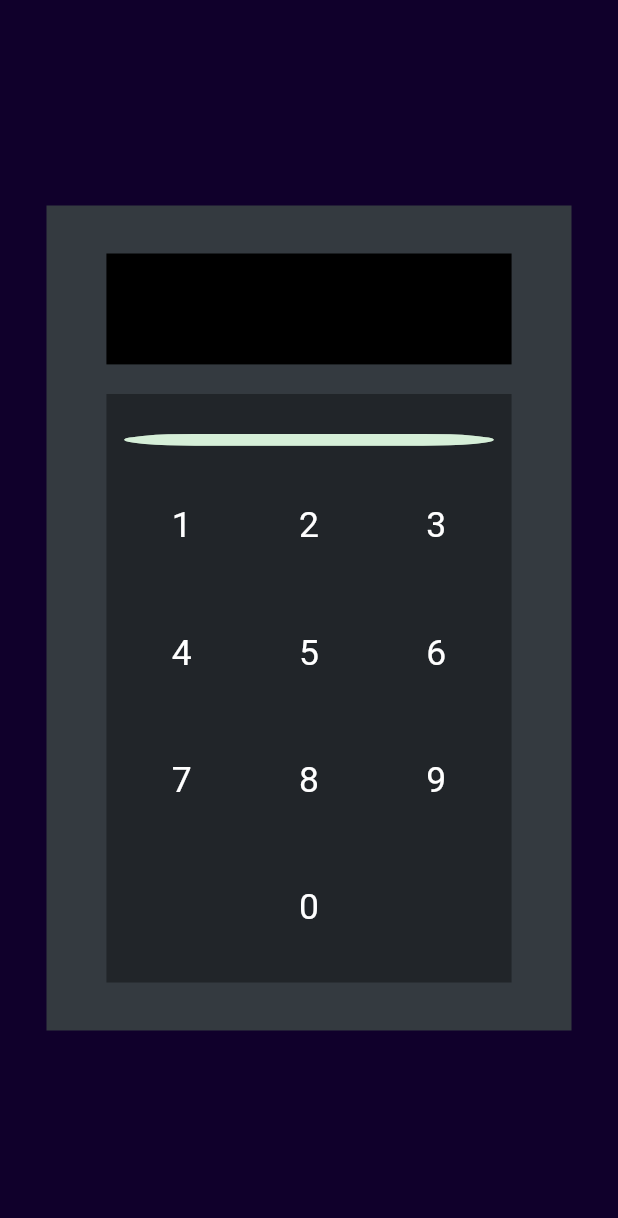
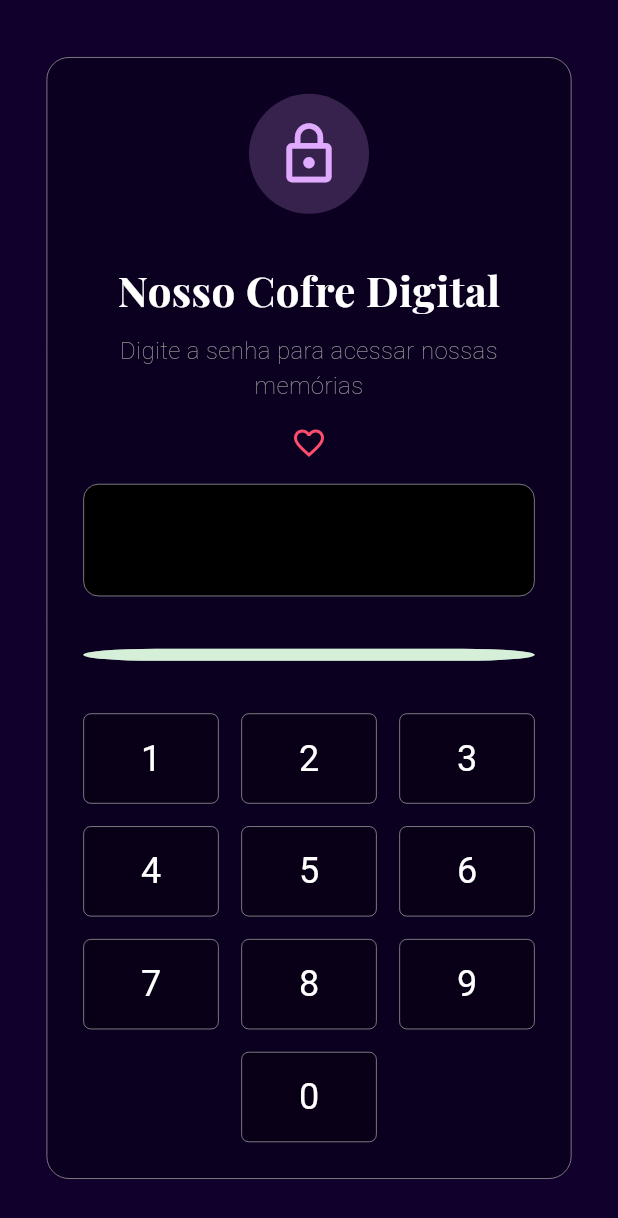
Before and after one commit to gugarocha/contador-tempo-juntos, a Flutter app: the screen it shows after launch, on a phone screen of 412 x 824 dp. Shown: the top 1218 px of the screen. Run offline on Flutter 3.47's test engine with Material 3 defaults, Android fonts, the phone set to English and light mode, and no system bars; our stand-ins replace camera, firebase_core, firebase_storage, jiffy; accounts and stored records are empty; statements that could not run were skipped.

Commit message:
styles in SagePage

```diff
--- a/lib/src/core/ui/app_theme.dart
+++ b/lib/src/core/ui/app_theme.dart
@@ -8,8 +8,5 @@ sealed class AppTheme {
       seedColor: ColorsConstants.primary,
       surface: ColorsConstants.background,
     ),
-    textTheme: const TextTheme(
-      bodyMedium: TextStyle(color: ColorsConstants.primary),
-    ),
   );
 }
--- a/lib/src/core/ui/constants.dart
+++ b/lib/src/core/ui/constants.dart
@@ -9,3 +9,19 @@ sealed class ColorsConstants {
 sealed class ImagesConstants {
   static const loading = 'assets/images/loading_hearts.gif';
 }
+
+sealed class FontsConstants {
+  static const titleFontFamily = 'PlayfairDisplay';
+
+  static const titleMedium = TextStyle(
+    fontFamily: titleFontFamily,
+    color: Colors.white,
+    fontWeight: FontWeight.bold,
+    fontSize: 28,
+  );
+  static const bodySmall = TextStyle(
+    color: Colors.grey,
+    fontWeight: FontWeight.w200,
+    fontSize: 16,
+  );
+}
--- /dev/null
+++ b/lib/src/core/ui/widgets/heart_widget.dart
@@ -0,0 +1,18 @@
+import 'package:flutter/material.dart';
+
+import '../constants.dart';
+
+class HeartWidget extends StatelessWidget {
+  const HeartWidget({super.key});
+
+  @override
+  Widget build(BuildContext context) {
+    return const Padding(
+      padding: EdgeInsets.symmetric(vertical: 15),
+      child: Icon(
+        Icons.favorite_outline,
+        color: ColorsConstants.secondary,
+      ),
+    );
+  }
+}
--- a/lib/src/pages/safe/safe_page.dart
+++ b/lib/src/pages/safe/safe_page.dart
@@ -2,6 +2,8 @@ import 'package:flutter/cupertino.dart';
 import 'package:flutter/foundation.dart';
 import 'package:flutter/material.dart';
 
+import '../../core/ui/constants.dart';
+import '../../core/ui/widgets/heart_widget.dart';
 import '../count_time/count_time_page.dart';
 import 'widgets/indicator_light_widget.dart';
 import 'widgets/input_password_widget.dart';
@@ -84,29 +86,52 @@ class _SafePageState extends State<SafePage> {
 
     return Scaffold(
       body: Center(
+        child: FittedBox(
           child: SafeContainer(
-          child: FittedBox(
             child: Column(
               children: [
+                Container(
+                  width: 80,
+                  height: 80,
+                  decoration: const BoxDecoration(
+                    color: Color.fromRGBO(224, 170, 255, 0.2),
+                    shape: BoxShape.circle,
+                  ),
+                  child: const Icon(
+                    Icons.lock_outline,
+                    size: 45,
+                    color: ColorsConstants.primary,
+                  ),
+                ),
+                const SizedBox(
+                  height: 30,
+                ),
+                const Text(
+                  'Nosso Cofre Digital',
+                  style: FontsConstants.titleMedium,
+                ),
+                const SizedBox(
+                  height: 10,
+                ),
+                const Text(
+                  'Digite a senha para acessar nossas memórias',
+                  textAlign: TextAlign.center,
+                  style: FontsConstants.bodySmall,
+                ),
+                const HeartWidget(),
                 InputPasswordWidget(inputPassword),
                 const SizedBox(
                   height: 20,
                 ),
-                Container(
-                  padding: const EdgeInsets.symmetric(
-                    horizontal: 12,
-                    vertical: 12,
+                IndicatorLightWidget(_lightState),
+                const SizedBox(
+                  height: 20,
                 ),
-                  color: const Color(0xFF212529),
-                  child: Column(
-                    children: [
-                      IndicatorLightWidget(_lightState),
-                      SizedBox(
-                        width: 250,
-                        child: GridView.count(
+                GridView.count(
                   crossAxisCount: 3,
-                          mainAxisSpacing: 8,
-                          crossAxisSpacing: 8,
+                  mainAxisSpacing: 15,
+                  crossAxisSpacing: 15,
+                  childAspectRatio: 3 / 2,
                   shrinkWrap: true,
                   children: keyboardChars
                       .map(
@@ -114,15 +139,10 @@ class _SafePageState extends State<SafePage> {
                             ? const SizedBox()
                             : KeyboardItem(
                                 char: char,
-                                        onPressed: () =>
-                                            onKeyboardCharPressed(char),
+                                onPressed: () => onKeyboardCharPressed(char),
                               ),
                       )
                       .toList(),
-                        ),
-                      ),
-                    ],
-                  ),
                 ),
               ],
             ),
--- a/lib/src/pages/safe/widgets/indicator_light_widget.dart
+++ b/lib/src/pages/safe/widgets/indicator_light_widget.dart
@@ -66,21 +66,25 @@ class _IndicatorLightWidgetState extends State<IndicatorLightWidget> {
   @override
   Widget build(BuildContext context) {
     return Row(
+      mainAxisSize: MainAxisSize.min,
       children: [
-        Container(
+        Flexible(
+          fit: FlexFit.loose,
+          child: Container(
             height: 8,
-          width: 250,
             margin: const EdgeInsets.symmetric(vertical: 15),
             decoration: BoxDecoration(
               borderRadius: const BorderRadius.all(Radius.elliptical(60, 5)),
               color: _currentColor,
               boxShadow: [
                 BoxShadow(
-                color: _currentColor.withOpacity(0.6),
+                  color: _currentColor.withValues(alpha: 0.6),
                   blurRadius: _currentColor == const Color(0xFFD6EFD8) ? 0 : 8,
-                spreadRadius: _currentColor == const Color(0xFFD6EFD8) ? 0 : 4,
+                  spreadRadius:
+                      _currentColor == const Color(0xFFD6EFD8) ? 0 : 4,
                 ),
               ],
+            ),
           ),
         ),
       ],
--- a/lib/src/pages/safe/widgets/input_password_widget.dart
+++ b/lib/src/pages/safe/widgets/input_password_widget.dart
@@ -8,10 +8,13 @@ class InputPasswordWidget extends StatelessWidget {
   @override
   Widget build(BuildContext context) {
     return Container(
-      width: 274,
+      decoration: BoxDecoration(
+        color: Colors.black,
+        borderRadius: const BorderRadius.all(Radius.circular(10)),
+        border: Border.all(color: Colors.grey, width: 0.5),
+      ),
       height: 75,
       padding: const EdgeInsets.symmetric(horizontal: 4),
-      color: Colors.black,
       child: Center(
         child: Row(
           children: [
@@ -40,7 +43,6 @@ class _InputChar extends StatelessWidget {
         child: Text(
           char.isEmpty ? '' : '*',
           style: const TextStyle(
-            // backgroundColor: Colors.amber,
             fontSize: 65,
             color: Colors.white,
           ),
--- a/lib/src/pages/safe/widgets/keyboard_item.dart
+++ b/lib/src/pages/safe/widgets/keyboard_item.dart
@@ -8,7 +8,17 @@ class KeyboardItem extends StatelessWidget {
 
   @override
   Widget build(BuildContext context) {
-    return InkWell(
+    return Container(
+      width: 80,
+      decoration: BoxDecoration(
+        color: Colors.black26,
+        border: Border.all(
+          color: Colors.grey,
+          width: 0.5,
+        ),
+        borderRadius: BorderRadius.circular(5),
+      ),
+      child: InkWell(
         onTap: onPressed,
         child: Center(
           child: Text(
@@ -19,6 +29,7 @@ class KeyboardItem extends StatelessWidget {
             ),
           ),
         ),
+      ),
     );
   }
 }
--- a/lib/src/pages/safe/widgets/safe_container.dart
+++ b/lib/src/pages/safe/widgets/safe_container.dart
@@ -9,10 +9,12 @@ class SafeContainer extends StatelessWidget {
   Widget build(BuildContext context) {
     return Container(
       width: 350,
-      height: 550,
-      padding: const EdgeInsets.symmetric(vertical: 32),
-      decoration: const BoxDecoration(
-        color: Color(0xFF343a40),
+      padding: const EdgeInsets.all(24),
+      margin: const EdgeInsets.all(12),
+      decoration: BoxDecoration(
+        color: Colors.black26,
+        border: Border.all(color: Colors.grey, width: 0.5),
+        borderRadius: BorderRadius.circular(15),
       ),
       child: child,
     );
--- a/pubspec.yaml
+++ b/pubspec.yaml
@@ -86,6 +86,12 @@ flutter:
       fonts:
         - asset: assets/fonts/Kalam/Kalam-Light.ttf
           weight: 300
+    - family: PlayfairDisplay
+      fonts:
+        - asset: assets/fonts/PlayfairDisplay/PlayfairDisplay-Regular.ttf
+          weight: 400
+        - asset: assets/fonts/PlayfairDisplay/PlayfairDisplay-Bold.ttf
+          weight: 700
   #
   # For details regarding fonts from package dependencies,
   # see https://flutter.dev/custom-fonts/#from-packages
```
Also changed, not shown: assets/fonts/PlayfairDisplay/PlayfairDisplay-Bold.ttf (added), assets/fonts/PlayfairDisplay/PlayfairDisplay-Regular.ttf (added). Lines whose indentation alone changed are shown as unchanged.
